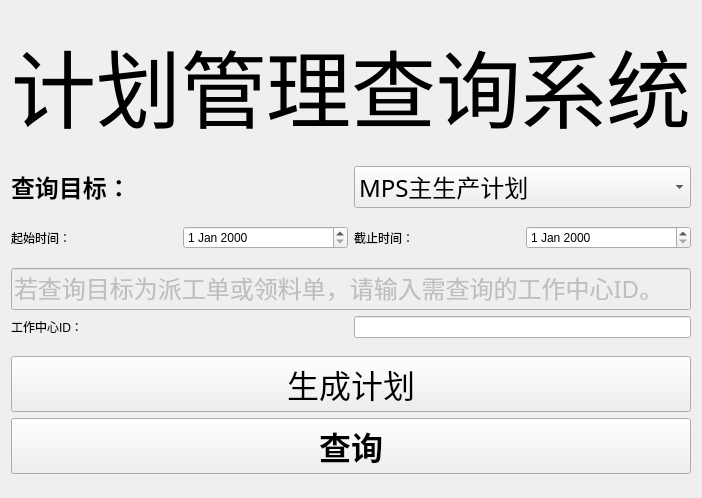
Before: the Qt Designer form jh/code/window_chaxun.ui in joker20020/ERP, drawn with Qt 5.
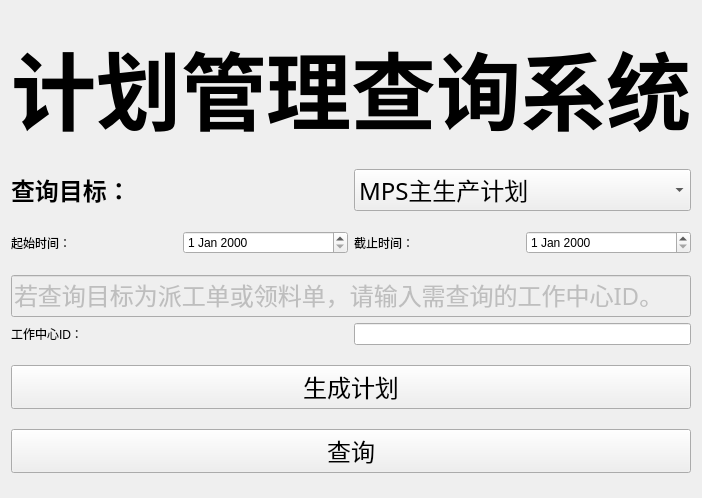
After: the same form once the commit is applied. Custom widgets are drawn as their Qt base class.

```diff
--- a/jh/code/window_chaxun.ui
+++ b/jh/code/window_chaxun.ui
@@ -40,8 +40,9 @@
      </property>
      <property name="font">
       <font>
-       <family>隶书</family>
+       <family>Kaiti SC</family>
        <pointsize>64</pointsize>
+       <bold>true</bold>
       </font>
      </property>
      <property name="text">
@@ -289,11 +290,11 @@
     </spacer>
    </item>
    <item>
-    <widget class="QPushButton" name="pushButton_2">
+    <widget class="PushButton" name="pushButton_2">
      <property name="font">
       <font>
        <family>Kaiti SC</family>
-       <pointsize>24</pointsize>
+       <pointsize>18</pointsize>
        <italic>false</italic>
        <bold>false</bold>
       </font>
@@ -304,26 +305,33 @@
     </widget>
    </item>
    <item>
-    <layout class="QHBoxLayout" name="horizontalLayout_5">
+    <spacer name="verticalSpacer_7">
+     <property name="orientation">
+      <enum>Qt::Vertical</enum>
+     </property>
+     <property name="sizeHint" stdset="0">
+      <size>
+       <width>20</width>
+       <height>40</height>
+      </size>
+     </property>
+    </spacer>
+   </item>
      <item>
       <widget class="PrimaryPushButton" name="pushButton">
        <property name="font">
         <font>
          <family>Kaiti SC</family>
-         <pointsize>24</pointsize>
-         <italic>false</italic>
-         <bold>true</bold>
-        </font>
-       </property>
-       <property name="styleSheet">
-        <string notr="true">font: 700 24pt &quot;Kaiti SC&quot;;</string>
-       </property>
+       <pointsize>18</pointsize>
+      </font>
+     </property>
        <property name="text">
         <string>查询</string>
        </property>
       </widget>
      </item>
-    </layout>
+   <item>
+    <layout class="QHBoxLayout" name="horizontalLayout_5"/>
    </item>
    <item>
     <spacer name="verticalSpacer_3">
@@ -366,6 +374,11 @@
    <extends>QLabel</extends>
    <header>qfluentwidgets</header>
   </customwidget>
+  <customwidget>
+   <class>PushButton</class>
+   <extends>QPushButton</extends>
+   <header location="global">qfluentwidgets</header>
+  </customwidget>
  </customwidgets>
  <resources/>
  <connections/>
```
Lines whose indentation alone changed are shown as unchanged.
